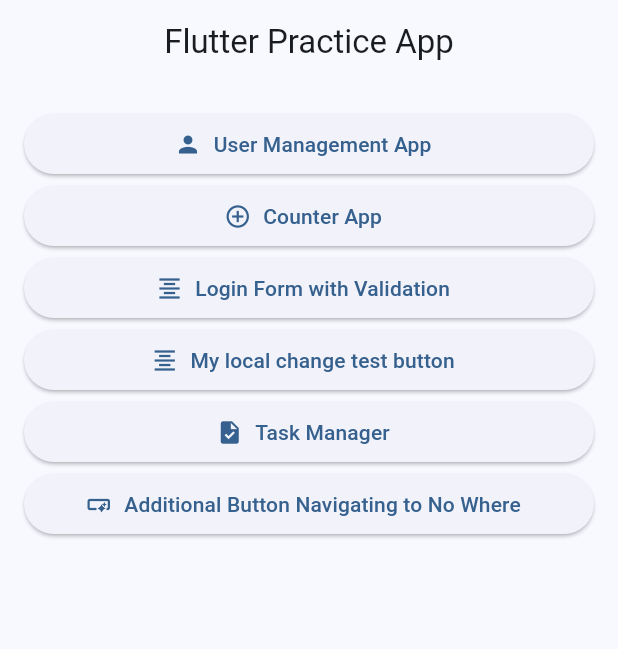
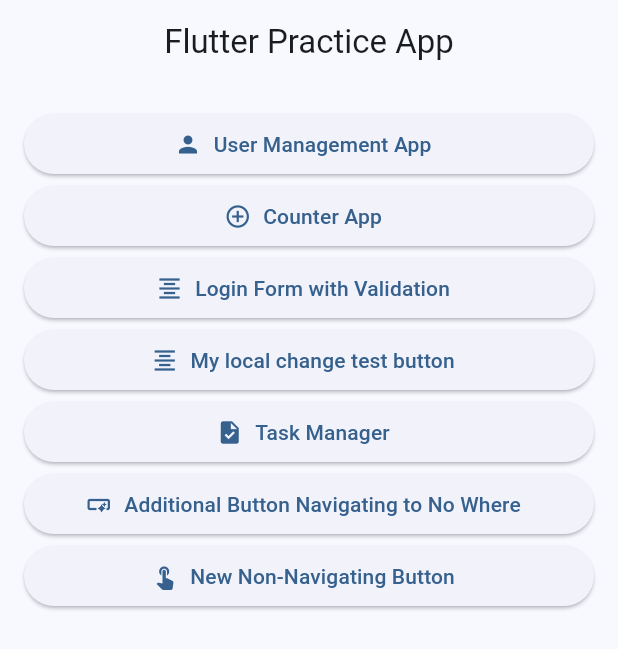
Before and after one commit to tahaa-workspace/mock_user_management_app, a Flutter app: the screen it shows after launch, on a phone screen of 412 x 824 dp. Shown: the top 649 px of the screen. Run offline on Flutter 3.47's test engine with Material 3 defaults, Android fonts, the phone set to English and light mode, and no system bars; our stand-ins replace get, google_sign_in.

Commit message:
Add another non-navigating button to home screen

```diff
--- a/lib/screens/home_screen.dart
+++ b/lib/screens/home_screen.dart
@@ -92,6 +92,12 @@
               Icons.smart_button,
               () {},
             ),
+            buildElevatedButton(
+              context,
+              'New Non-Navigating Button',
+              Icons.touch_app,
+              () {},
+            ),
           ],
         ),
       ),
```
